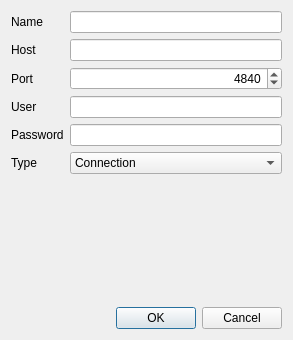
First picture: the form in src/dlgserverproperties.ui, repository syyyr/shvspy, before the edit.
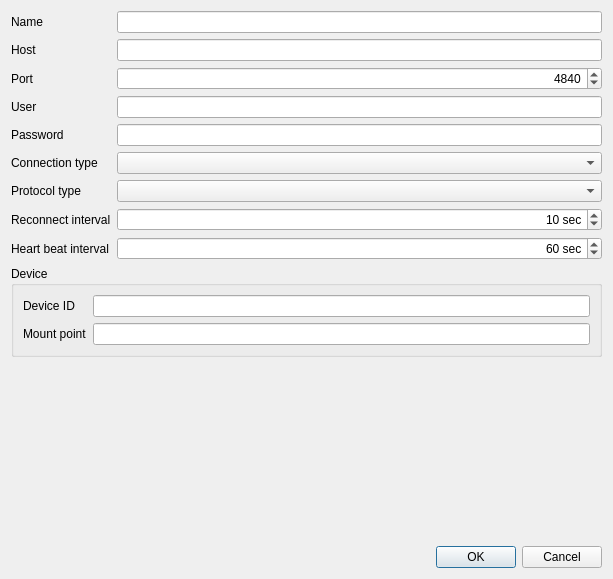
Second picture: the form after the edit.

Commit message: shvspy: more server connection options

Patch:
```diff
--- a/src/dlgserverproperties.ui
+++ b/src/dlgserverproperties.ui
@@ -6,8 +6,8 @@
    <rect>
     <x>0</x>
     <y>0</y>
-    <width>293</width>
-    <height>340</height>
+    <width>613</width>
+    <height>579</height>
    </rect>
   </property>
   <property name="windowTitle">
@@ -83,27 +83,118 @@
        </property>
       </widget>
      </item>
-     <item row="5" column="1">
-      <widget class="QComboBox" name="cbxConnectionType">
-       <property name="toolTip">
-        <string>Connection type</string>
-       </property>
-       <item>
-        <property name="text">
-         <string>Connection</string>
-        </property>
-       </item>
-       <item>
-        <property name="text">
-         <string>Device</string>
-        </property>
-       </item>
-      </widget>
-     </item>
      <item row="5" column="0">
       <widget class="QLabel" name="label_6">
        <property name="text">
-        <string>Type</string>
+        <string>Connection type</string>
+       </property>
+      </widget>
+     </item>
+     <item row="5" column="1">
+      <widget class="QComboBox" name="cbxConnectionType">
+       <property name="toolTip">
+        <string>Connection type</string>
+       </property>
+      </widget>
+     </item>
+     <item row="6" column="0">
+      <widget class="QLabel" name="label_7">
+       <property name="text">
+        <string>Protocol type</string>
+       </property>
+      </widget>
+     </item>
+     <item row="6" column="1">
+      <widget class="QComboBox" name="rpc_protocolType">
+       <property name="toolTip">
+        <string>Connection type</string>
+       </property>
+      </widget>
+     </item>
+     <item row="9" column="0" colspan="2">
+      <widget class="QGroupBox" name="grpDevice">
+       <property name="title">
+        <string>Device</string>
+       </property>
+       <layout class="QFormLayout" name="formLayout_2">
+        <item row="1" column="0">
+         <widget class="QLabel" name="label_8">
+          <property name="text">
+           <string>Mount point</string>
+          </property>
+         </widget>
+        </item>
+        <item row="1" column="1">
+         <widget class="QLineEdit" name="device_mountPoint"/>
+        </item>
+        <item row="0" column="0">
+         <widget class="QLabel" name="label_9">
+          <property name="text">
+           <string>Device ID</string>
+          </property>
+         </widget>
+        </item>
+        <item row="0" column="1">
+         <widget class="QLineEdit" name="device_id"/>
+        </item>
+       </layout>
+      </widget>
+     </item>
+     <item row="7" column="0">
+      <widget class="QLabel" name="label_10">
+       <property name="text">
+        <string>Reconnect interval</string>
+       </property>
+      </widget>
+     </item>
+     <item row="8" column="0">
+      <widget class="QLabel" name="label_11">
+       <property name="text">
+        <string>Heart beat interval</string>
+       </property>
+      </widget>
+     </item>
+     <item row="7" column="1">
+      <widget class="QSpinBox" name="rpc_reconnectInterval">
+       <property name="toolTip">
+        <string>Reconnect to broker if connection lost at least after recoonect-interval seconds. Disabled when set to 0</string>
+       </property>
+       <property name="alignment">
+        <set>Qt::AlignRight|Qt::AlignTrailing|Qt::AlignVCenter</set>
+       </property>
+       <property name="suffix">
+        <string> sec</string>
+       </property>
+       <property name="maximum">
+        <number>999999999</number>
+       </property>
+       <property name="singleStep">
+        <number>10</number>
+       </property>
+       <property name="value">
+        <number>10</number>
+       </property>
+      </widget>
+     </item>
+     <item row="8" column="1">
+      <widget class="QSpinBox" name="rpc_heartbeatInterval">
+       <property name="toolTip">
+        <string>Send heart beat to broker every n sec. Disabled when set to 0.</string>
+       </property>
+       <property name="alignment">
+        <set>Qt::AlignRight|Qt::AlignTrailing|Qt::AlignVCenter</set>
+       </property>
+       <property name="suffix">
+        <string> sec</string>
+       </property>
+       <property name="maximum">
+        <number>999999999</number>
+       </property>
+       <property name="singleStep">
+        <number>10</number>
+       </property>
+       <property name="value">
+        <number>60</number>
        </property>
       </widget>
      </item>
```
Left out of the diff: 6 changed lines with no effect on the pictures. The commit also changes 8 other files.
